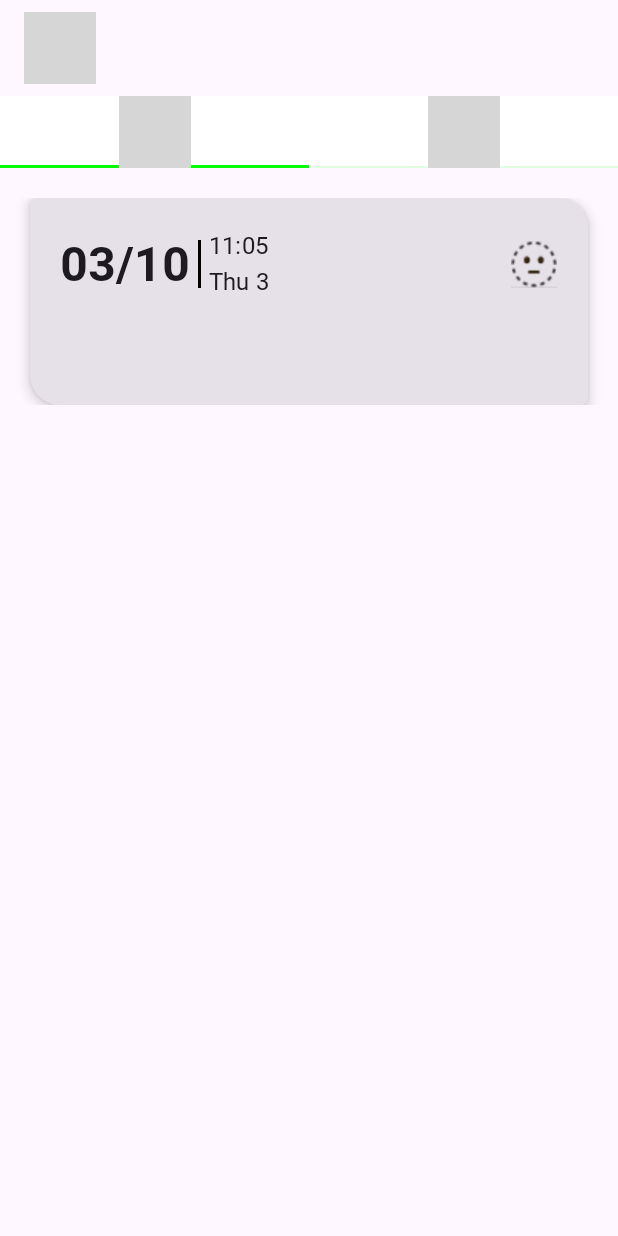
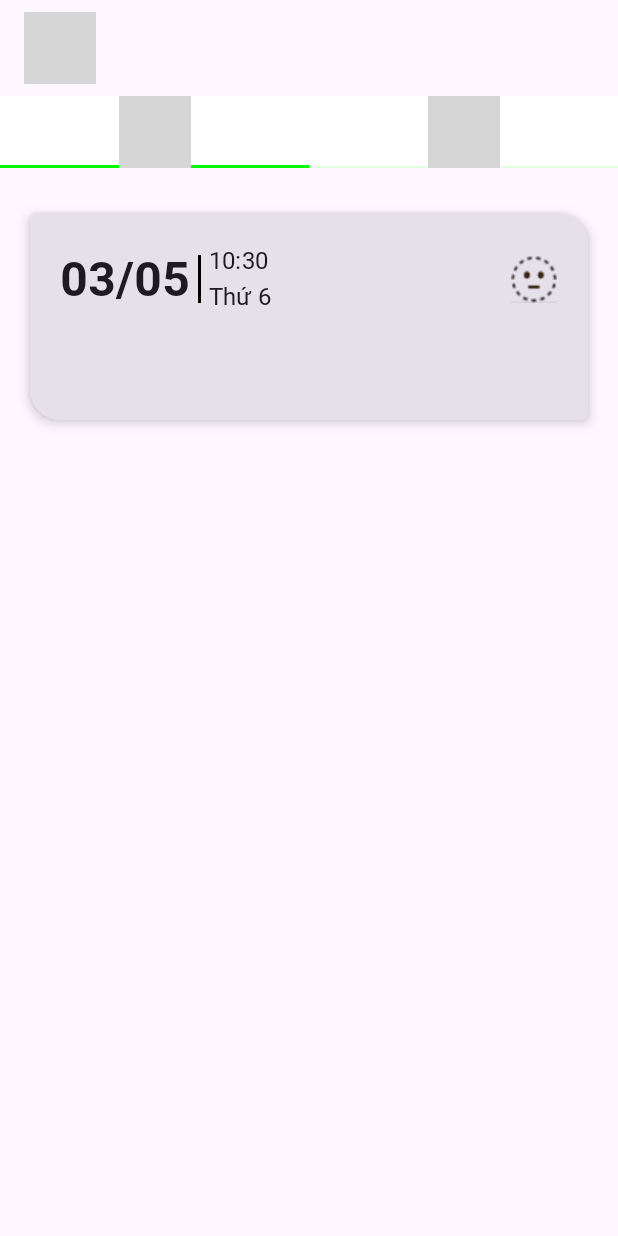
Before and after one commit to tungnk123/MelodyDiary, an Android app built with Jetpack Compose: the composable DiaryScreen shown on its own in the app's theme, on a phone screen of 412 x 824 dp. Run offline under Robolectric (Android 15) with nearby library versions, the phone set to English and light mode, and no system bars; our stand-ins replace Room's generated code; 11 statements that could not run were skipped; grey boxes are pictures that could not be loaded.

```diff
--- a/app/build.gradle.kts
+++ b/app/build.gradle.kts
@@ -3,7 +3,6 @@ plugins {
     alias(libs.plugins.jetbrainsKotlinAndroid)
     id("kotlin-kapt")
 }
-
 android {
     namespace = "com.example.melodydiary"
     compileSdk = 34
@@ -98,4 +97,5 @@ dependencies {
     // Coil
     implementation("io.coil-kt:coil-compose:2.4.0")
 
+
 }
--- a/app/src/main/java/com/example/melodydiary/ui/diary/DiaryScreen.kt
+++ b/app/src/main/java/com/example/melodydiary/ui/diary/DiaryScreen.kt
@@ -1,6 +1,8 @@
 package com.example.melodydiary.ui.diary
 
+import android.os.Build
 import androidx.annotation.DrawableRes
+import androidx.annotation.RequiresApi
 import androidx.compose.foundation.Image
 import androidx.compose.foundation.background
 import androidx.compose.foundation.layout.Arrangement
@@ -46,6 +48,8 @@ import com.example.melodydiary.R
 import com.example.melodydiary.model.Diary
 import com.example.melodydiary.ui.theme.MelodyDiaryTheme
 import com.example.melodydiary.ui.theme.mygreen
+import com.example.melodydiary.utils.DayOfWeekConverter
+import java.time.format.DateTimeFormatter
 
 @OptIn(ExperimentalMaterial3Api::class)
 @Composable
@@ -73,6 +77,7 @@ fun DiaryScreen(
     }
 }
 
+@RequiresApi(Build.VERSION_CODES.O)
 @Composable
 fun DiaryTab(
     modifier: Modifier = Modifier,
@@ -116,7 +121,8 @@ fun DiaryTab(
         when (selectedTabIndex) {
             0 -> {
                 DiaryList(
-                    diaryList = diaryList
+                    diaryList = diaryList,
+
                 )
             }
 
@@ -128,6 +134,7 @@ fun DiaryTab(
     }
 }
 
+@RequiresApi(Build.VERSION_CODES.O)
 @Composable
 fun DiaryList(
     diaryList: List<Diary>,
@@ -135,11 +142,11 @@ fun DiaryList(
 ) {
     LazyColumn(
         modifier = Modifier.padding(20.dp),
-        verticalArrangement = Arrangement.spacedBy(10.dp)
     ) {
         items(diaryList, key = { it.diaryId }) { item ->
             DiaryItem(
-                item = item
+                item = item,
+                modifier = Modifier.padding(vertical = 10.dp)
             )
         }
     }
@@ -154,11 +161,14 @@ fun TabContent(text: String) {
 }
 
 
+@RequiresApi(Build.VERSION_CODES.O)
 @Composable
 fun DiaryItem(
     item: Diary,
     modifier: Modifier = Modifier
 ) {
+    val formatter: DateTimeFormatter = DateTimeFormatter.ofPattern("dd/MM")
+    val timeFormatter: DateTimeFormatter = DateTimeFormatter.ofPattern("HH:mm")
     Card(
         modifier = modifier
             .fillMaxWidth()
@@ -180,9 +190,9 @@ fun DiaryItem(
             modifier = Modifier.padding(20.dp).background(Color.Transparent)
         ) {
             DateDetailInDiary(
-                date = "03/10",
-                time = "11:05",
-                thu = "Thu 3",
+                date = item.createdAt.format(formatter),
+                time = item.createdAt.format(timeFormatter),
+                thu = DayOfWeekConverter.convertToThu(item.createdAt.dayOfWeek.toString()),
                 statusLogoRes = item.logo
             )
             Text(
--- /dev/null
+++ b/app/src/main/java/com/example/melodydiary/utils/DayOfWeekConverter.kt
@@ -0,0 +1,17 @@
+package com.example.melodydiary.utils
+
+object DayOfWeekConverter {
+
+    fun convertToThu(dayOfWeek: String) : String {
+        return when (dayOfWeek.toUpperCase()) {
+            "MONDAY" -> "Thứ 2"
+            "TUESDAY" -> "Thứ 3"
+            "WEDNESDAY" -> "Thứ 4"
+            "THURSDAY" -> "Thứ 5"
+            "FRIDAY" -> "Thứ 6"
+            "SATURDAY" -> "Thứ 7"
+            "SUNDAY" -> "Chủ nhật"
+            else -> "Không xác định"
+        }
+    }
+}
```
Also changed, not shown: app/src/main/java/com/example/melodydiary/ui/addDiary/AddDiaryScreen.kt (+147 -8 lines).
